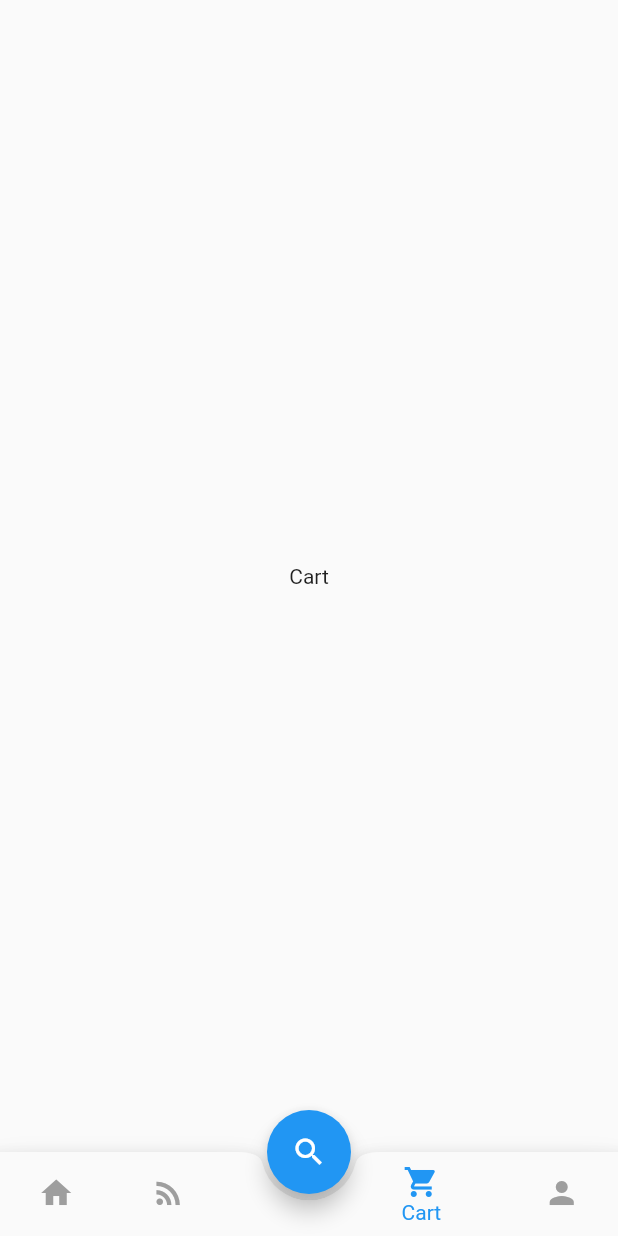
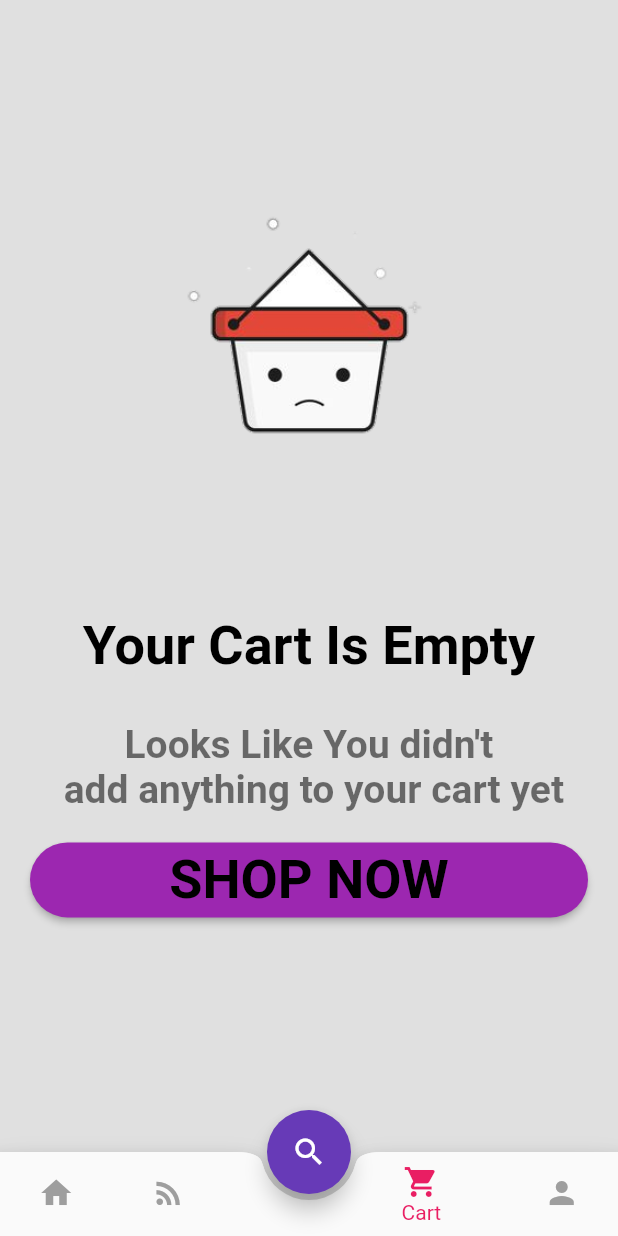
Before and after one commit to hieu-dd/FullShoppingApp, a Flutter app: the screen it shows after launch, item 4 of the bottom bar chosen, on a phone screen of 412 x 824 dp. Run offline on Flutter 3.47's test engine with Material 2 defaults, Android fonts, the phone set to English and light mode, and no system bars; our stand-ins replace shared_preferences; missing offline and left inert: list_tile_switch; network calls fail.

Commit message:
+ Empty cart

```diff
--- /dev/null
+++ b/lib/const/colors.dart
@@ -0,0 +1,23 @@
+import 'package:flutter/material.dart';
+
+class ColorsConsts {
+  static Color black = Color(0xFF000000);
+  static Color white = Color(0xFFFFFFFF);
+  static Color title = Color(0xDD000000);
+  static Color subTitle = Color(0x8A000000);
+  static Color backgroundColor = Color(0xFFE0E0E0); //grey shade 300
+
+  static Color favColor = Color(0xFFF44336); // red 500
+  static Color favBadgeColor = Color(0xFFE57373); // red 300
+
+  static Color cartColor = Color(0xFF5E35B1); //deep purple 600
+  static Color cartBadgeColor = Color(0xFFBA68C8); //purple 300
+
+  static Color gradiendFStart = Color(0xFFE040FB); //purpleaccent 100
+  static Color gradiendFEnd = Color(0xFFE1BEE7); //purple 100
+  static Color endColor = Color(0xFFCE93D8); //purple 200
+  static Color purple300 = Color(0xFFBA68C8); //purple 300
+  static Color gradiendLEnd = Color(0xFFAB47BC); //purple 400
+  static Color gradiendLStart = Color(0xFFAA00FF); //purpleaccent 700
+  static Color starterColor = Color(0xFF8E24AA); //purple 600
+  static Color purple800 = Color(0xFF6A1B9A);}
--- /dev/null
+++ b/lib/const/theme_data.dart
@@ -0,0 +1,30 @@
+import 'package:flutter/material.dart';
+
+class Styles {
+  static ThemeData themeData(bool isDarkTheme, BuildContext context) {
+    return ThemeData(
+      scaffoldBackgroundColor:
+          isDarkTheme ? Colors.black : Colors.grey.shade300,
+      primarySwatch: Colors.purple,
+      primaryColor: isDarkTheme ? Colors.black : Colors.grey.shade300,
+      accentColor: Colors.deepPurple,
+      backgroundColor: isDarkTheme ? Colors.grey.shade700 : Colors.white,
+      indicatorColor: isDarkTheme ? Color(0xff0E1D36) : Color(0xffCBDCF8),
+      buttonColor: isDarkTheme ? Color(0xff3B3B3B) : Color(0xffF1F5FB),
+      hintColor: isDarkTheme ? Colors.grey.shade300 : Colors.grey.shade800,
+      highlightColor: isDarkTheme ? Color(0xff372901) : Color(0xffFCE192),
+      hoverColor: isDarkTheme ? Color(0xff3A3A3B) : Color(0xff4285F4),
+      focusColor: isDarkTheme ? Color(0xff0B2512) : Color(0xffA8DAB5),
+      disabledColor: Colors.grey,
+      textSelectionColor: isDarkTheme ? Colors.white : Colors.black,
+      cardColor: isDarkTheme ? Color(0xFF151515) : Colors.white,
+      canvasColor: isDarkTheme ? Colors.black : Colors.grey[50],
+      brightness: isDarkTheme ? Brightness.dark : Brightness.light,
+      buttonTheme: Theme.of(context).buttonTheme.copyWith(
+          colorScheme: isDarkTheme ? ColorScheme.dark() : ColorScheme.light()),
+      appBarTheme: AppBarTheme(
+        elevation: 0.0,
+      ),
+    );
+  }
+}
--- a/lib/main.dart
+++ b/lib/main.dart
@@ -1,5 +1,9 @@
 import 'package:flutter/material.dart';
+import 'package:full_shop_app/provider/dark_theme_provider.dart';
 import 'package:full_shop_app/screens/bottom_bar.dart';
+import 'package:provider/provider.dart';
+
+import 'const/theme_data.dart';
 
 void main() {
   runApp(MyApp());
@@ -8,12 +12,18 @@ void main() {
 class MyApp extends StatelessWidget {
   @override
   Widget build(BuildContext context) {
-    return MaterialApp(
-      title: 'Flutter Demo',
-      theme: ThemeData(
-        primarySwatch: Colors.blue,
-      ),
-      home: BottomBarScreen(),
-    );
+    return MultiProvider(
+        providers: [
+          ChangeNotifierProvider(create: (context) => DarkThemeProvider()),
+        ],
+        child: Consumer<DarkThemeProvider>(
+          builder: (context, theme, child) {
+            return MaterialApp(
+              title: 'Flutter Demo',
+              theme: Styles.themeData(theme.darkTheme, context),
+              home: BottomBarScreen(),
+            );
+          },
+        ));
   }
 }
--- /dev/null
+++ b/lib/model/dark_theme_preferences.dart
@@ -0,0 +1,15 @@
+import 'package:shared_preferences/shared_preferences.dart';
+
+class DarkThemePreferences {
+  static const DARK_THEME_KEY = "dark_theme_preference";
+
+  setDarkTheme(bool isEnable) async {
+    final pefers = await SharedPreferences.getInstance();
+    pefers.setBool(DARK_THEME_KEY, isEnable);
+  }
+
+  Future<bool> getDarkTheme() async {
+    final prefers = await SharedPreferences.getInstance();
+    return prefers.getBool(DARK_THEME_KEY) ?? false;
+  }
+}
--- /dev/null
+++ b/lib/provider/dark_theme_provider.dart
@@ -0,0 +1,28 @@
+import 'package:flutter/material.dart';
+import 'package:full_shop_app/model/dark_theme_preferences.dart';
+
+class DarkThemeProvider with ChangeNotifier {
+  bool _darkTheme = false;
+  bool _firstInit = true;
+  final darkThemePrefers = DarkThemePreferences();
+
+  bool get darkTheme {
+    if (_firstInit) {
+      refreshDarkTheme();
+    }
+    return _darkTheme;
+  }
+
+  refreshDarkTheme() async {
+    final theme = await darkThemePrefers.getDarkTheme();
+    _darkTheme = theme;
+    notifyListeners();
+    _firstInit = false;
+  }
+
+  set darkTheme(bool enable) {
+    _darkTheme = enable;
+    darkThemePrefers.setDarkTheme(enable);
+    notifyListeners();
+  }
+}
--- a/lib/screens/bottom_bar.dart
+++ b/lib/screens/bottom_bar.dart
@@ -66,7 +66,7 @@ class _BottomBarScreenState extends State<BottomBarScreen> {
         clipBehavior: Clip.antiAlias,
         child: BottomNavigationBar(
           backgroundColor: Theme.of(context).backgroundColor,
-          selectedItemColor: Theme.of(context).primaryColor,
+          selectedItemColor: Colors.pink,
           unselectedItemColor: Colors.grey,
           currentIndex: _selectedPageIndex,
           onTap: _selectPage,
--- a/lib/screens/cart_screen.dart
+++ b/lib/screens/cart_screen.dart
@@ -1,13 +1,11 @@
 import 'package:flutter/material.dart';
+import 'package:full_shop_app/screens/empty_cart_screen.dart';
 
 class CartScreen extends StatelessWidget {
-
   @override
   Widget build(BuildContext context) {
-    return const Scaffold(
-      body:  Center(
-        child: Text("Cart"),
-      ),
+    return Scaffold(
+      body: EmptyCartScreen(),
     );
   }
 }
--- /dev/null
+++ b/lib/screens/empty_cart_screen.dart
@@ -0,0 +1,65 @@
+import 'package:flutter/material.dart';
+import 'package:full_shop_app/const/colors.dart';
+
+class EmptyCartScreen extends StatelessWidget {
+  @override
+  Widget build(BuildContext context) {
+    return Column(
+      children: [
+        Container(
+          margin: EdgeInsets.only(top: 80),
+          width: double.infinity,
+          height: MediaQuery.of(context).size.height * 0.4,
+          child: const Image(
+            image: AssetImage("assets/images/emptycart.png"),
+          ),
+        ),
+        Text(
+          'Your Cart Is Empty',
+          textAlign: TextAlign.center,
+          style: TextStyle(
+              color: Theme.of(context).textSelectionColor,
+              fontSize: 36,
+              fontWeight: FontWeight.w600),
+        ),
+        SizedBox(
+          height: 30,
+        ),
+        Text(
+          'Looks Like You didn\'t \n add anything to your cart yet',
+          textAlign: TextAlign.center,
+          style: TextStyle(
+              color: ColorsConsts.subTitle,
+              fontSize: 26,
+              fontWeight: FontWeight.w600),
+        ),
+        Container(
+          margin: const EdgeInsets.only(
+            left: 20,
+            right: 20,
+            top: 20,
+          ),
+          width: double.infinity,
+          height: 50,
+          child: ElevatedButton(
+            style: ButtonStyle(
+                shape: MaterialStateProperty.all<RoundedRectangleBorder>(
+              RoundedRectangleBorder(
+                borderRadius: BorderRadius.circular(25.0),
+              ),
+            )),
+            onPressed: () {},
+            child: Text(
+              'shop now'.toUpperCase(),
+              textAlign: TextAlign.center,
+              style: TextStyle(
+                  color: Theme.of(context).textSelectionColor,
+                  fontSize: 36,
+                  fontWeight: FontWeight.w600),
+            ),
+          ),
+        )
+      ],
+    );
+  }
+}
--- a/lib/screens/user_screen.dart
+++ b/lib/screens/user_screen.dart
@@ -1,5 +1,7 @@
 import 'package:flutter/material.dart';
+import 'package:full_shop_app/provider/dark_theme_provider.dart';
 import 'package:list_tile_switch/list_tile_switch.dart';
+import 'package:provider/provider.dart';
 
 class UserScreen extends StatefulWidget {
   @override
@@ -7,7 +9,6 @@ class UserScreen extends StatefulWidget {
 }
 
 class _UserScreenState extends State<UserScreen> {
-  var _useDartTheme = false;
   late ScrollController _scrollController;
 
   @override
@@ -21,6 +22,7 @@ class _UserScreenState extends State<UserScreen> {
 
   @override
   Widget build(BuildContext context) {
+    final darkThemeProvider = Provider.of<DarkThemeProvider>(context);
     return Scaffold(
       body: SafeArea(
         child: Stack(
@@ -152,16 +154,16 @@ class _UserScreenState extends State<UserScreen> {
                         Icons.date_range,
                       ),
                       ListTileSwitch(
-                        value: _useDartTheme,
+                        value: darkThemeProvider.darkTheme,
                         leading: const Icon(Icons.dark_mode),
                         onChanged: (value) {
                           setState(() {
-                            _useDartTheme = value;
+                            darkThemeProvider.darkTheme = value;
                           });
                         },
                         visualDensity: VisualDensity.comfortable,
                         switchType: SwitchType.material,
-                        switchActiveColor: Theme.of(context).primaryColor,
+                        switchActiveColor: Colors.indigo,
                         title: const Text('Use dark theme'),
                       ),
                     ],
```
Also changed, not shown: pubspec.yaml (+4 -3 lines), assets/images/emptycart.png (added), pubspec.lock, 2 other files.
